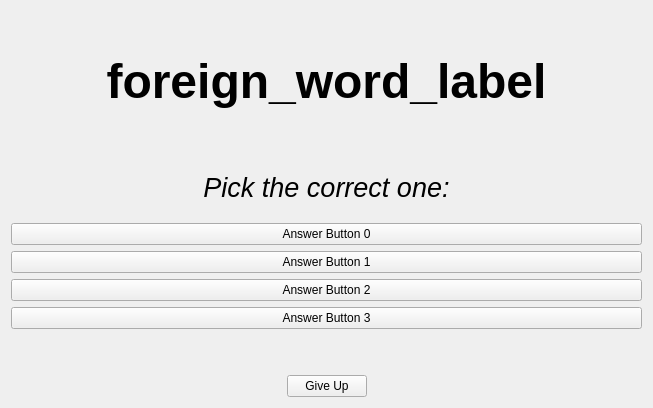
This is src/gui/quiz_multiple_choice.ui in tombranfield/spaced_repeating_vocabulary as Qt 5 draws it before an edit. The edited form follows.
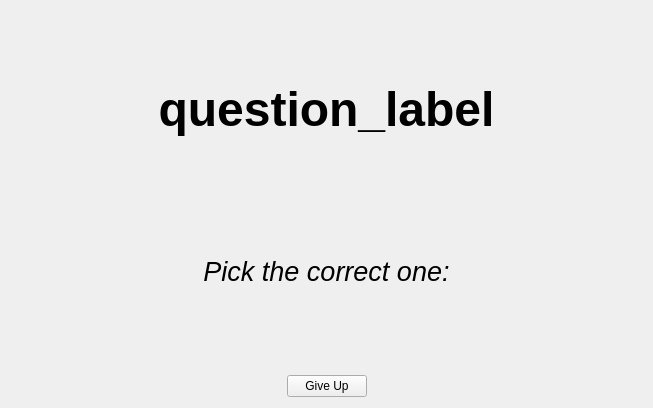
This is the edited form.

Commit message: Added answer button and setup question label in quiz_multiple_choice

What changed in the file:
```diff
--- a/src/gui/quiz_multiple_choice.ui
+++ b/src/gui/quiz_multiple_choice.ui
@@ -31,15 +31,19 @@
     </spacer>
    </item>
    <item>
-    <widget class="QLabel" name="foreign_word_label">
+    <widget class="QLabel" name="question_label">
+     <property name="font">
+      <font>
+       <pointsize>36</pointsize>
+       <weight>75</weight>
+       <bold>true</bold>
+      </font>
+     </property>
      <property name="styleSheet">
-      <string notr="true">font: FreeSans;
-font-weight: bold;
-font-size: 48px
-</string>
+      <string notr="true"/>
      </property>
      <property name="text">
-      <string>foreign_word_label</string>
+      <string>question_label</string>
      </property>
      <property name="alignment">
       <set>Qt::AlignCenter</set>
@@ -82,32 +86,7 @@
     </widget>
    </item>
    <item>
-    <widget class="QPushButton" name="pushButton">
-     <property name="text">
-      <string>Answer Button 0</string>
-     </property>
-    </widget>
-   </item>
-   <item>
-    <widget class="QPushButton" name="pushButton_2">
-     <property name="text">
-      <string>Answer Button 1</string>
-     </property>
-    </widget>
-   </item>
-   <item>
-    <widget class="QPushButton" name="pushButton_3">
-     <property name="text">
-      <string>Answer Button 2</string>
-     </property>
-    </widget>
-   </item>
-   <item>
-    <widget class="QPushButton" name="pushButton_4">
-     <property name="text">
-      <string>Answer Button 3</string>
-     </property>
-    </widget>
+    <layout class="QVBoxLayout" name="answer_button_layout"/>
    </item>
    <item>
     <spacer name="verticalSpacer_2">
```
The commit also changes 2 other files.
